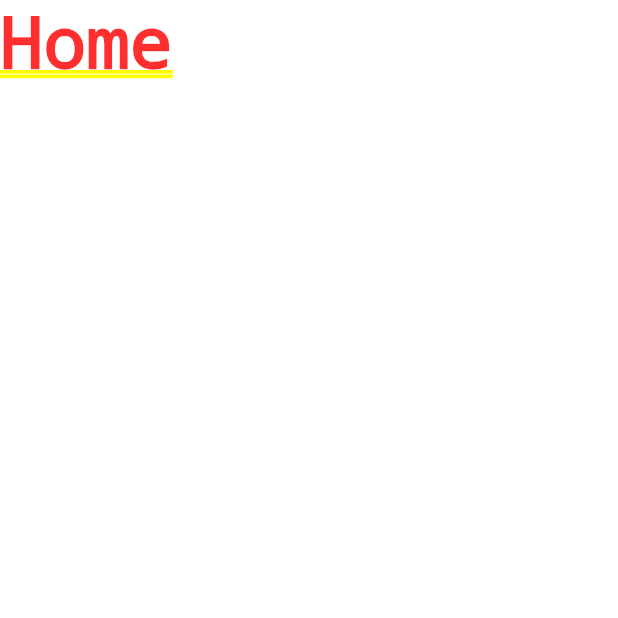
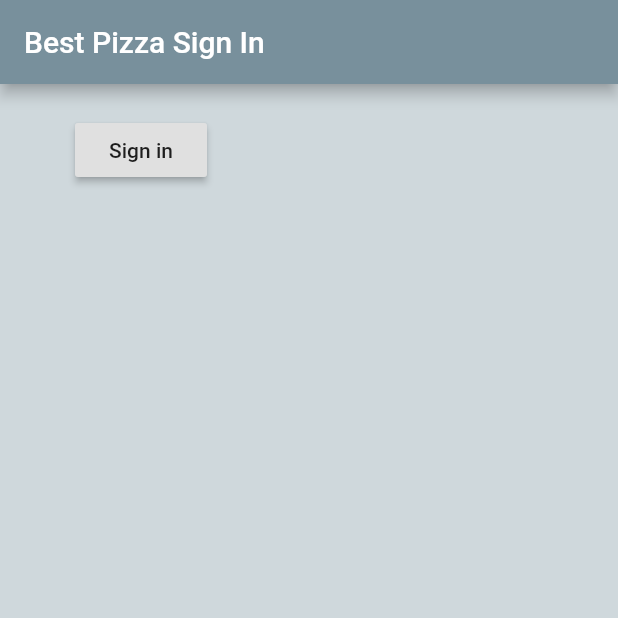
Before and after one commit to arvisIljins/best_pizza-Firebase_Flutter, a Flutter app: the screen it shows after launch, on a phone screen of 412 x 824 dp, the top half of it. Run offline on Flutter 3.47's test engine with Material 2 defaults, Android fonts, the phone set to English and light mode, and no system bars; our stand-ins replace firebase_auth; accounts and stored records are empty.

Commit message:
Error fixes and sign-in functionality

```diff
--- a/lib/screens/authenticate/authenticate.dart
+++ b/lib/screens/authenticate/authenticate.dart
@@ -1,3 +1,4 @@
+import 'package:firbase_example/screens/authenticate/sign_in.dart';
 import 'package:flutter/material.dart';
 
 class Authenticate extends StatefulWidget {
@@ -9,7 +10,7 @@ class _AuthenticateState extends State<Authenticate> {
   @override
   Widget build(BuildContext context) {
     return Container(
-      child: Text('Authenticate'),
+      child: SignIn(),
     );
   }
 }
--- /dev/null
+++ b/lib/screens/authenticate/sign_in.dart
@@ -0,0 +1,38 @@
+import 'package:firbase_example/services/auth.dart';
+
+import 'package:flutter/material.dart';
+
+class SignIn extends StatefulWidget {
+  @override
+  _SignInState createState() => _SignInState();
+}
+
+class _SignInState extends State<SignIn> {
+  final AuthService _auth = AuthService();
+
+  @override
+  Widget build(BuildContext context) {
+    return Scaffold(
+      backgroundColor: Colors.blueGrey[100],
+      appBar: AppBar(
+        backgroundColor: Colors.blueGrey[400],
+        title: Text('Best Pizza Sign In'),
+      ),
+      body: Container(
+        padding: EdgeInsets.symmetric(horizontal: 50, vertical: 20),
+        child: RaisedButton(
+          child: Text('Sign in'),
+          onPressed: () async {
+            dynamic result = await _auth.signInAnon();
+            if (result == null) {
+              print('error signing in');
+            } else {
+              print('signed in');
+              print(result);
+            }
+          },
+        ),
+      ),
+    );
+  }
+}
--- a/lib/screens/wrapper.dart
+++ b/lib/screens/wrapper.dart
@@ -1,10 +1,10 @@
-import 'package:firbase_example/screens/home/home.dart';
+import 'package:firbase_example/screens/authenticate/authenticate.dart';
 import 'package:flutter/material.dart';
 
 class Wrapper extends StatelessWidget {
   @override
   Widget build(BuildContext context) {
     //Retun either Home or Athenticate wiged
-    return Home();
+    return Authenticate();
   }
 }
--- a/lib/services/auth.dart
+++ b/lib/services/auth.dart
@@ -7,7 +7,7 @@ class AuthService {
   // sign in with email & password
   Future signInAnon() async {
     try {
-      UserCredential result = await _auth.signInAnonymously();
+      AuthResult result = await _auth.signInAnonymously();
       FirebaseUser user = result.user;
       return user;
     } catch (e) {
@@ -19,5 +19,3 @@ class AuthService {
 
   // sign out
 }
-
-mixin AuthResult {}
--- a/pubspec.yaml
+++ b/pubspec.yaml
@@ -23,13 +23,14 @@ environment:
 dependencies:
   flutter:
     sdk: flutter
+  firebase_auth: ^0.14.0+5
+  cloud_firestore: ^0.12.9+4
 
 
   # The following adds the Cupertino Icons font to your application.
   # Use with the CupertinoIcons class for iOS style icons.
   cupertino_icons: ^1.0.0
-  firebase_auth: ^0.18.4+1
-  cloud_firestore: ^0.14.4
+
 
 dev_dependencies:
   flutter_test:
```
Also changed, not shown: pubspec.lock, 1 other file.
